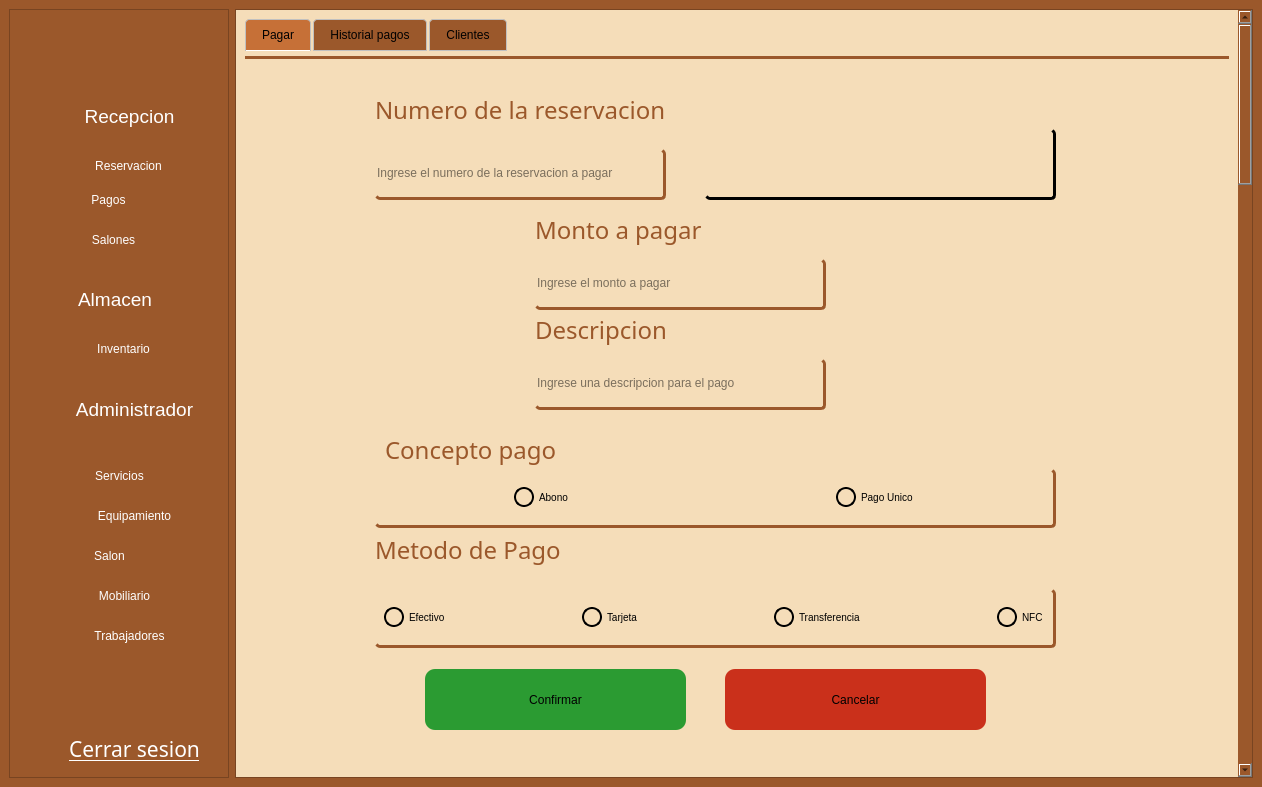
This is gui/admin_screen.ui in asp-laboratories/BookingRoom_Software as Qt 5 draws it before an edit. The edited form follows.
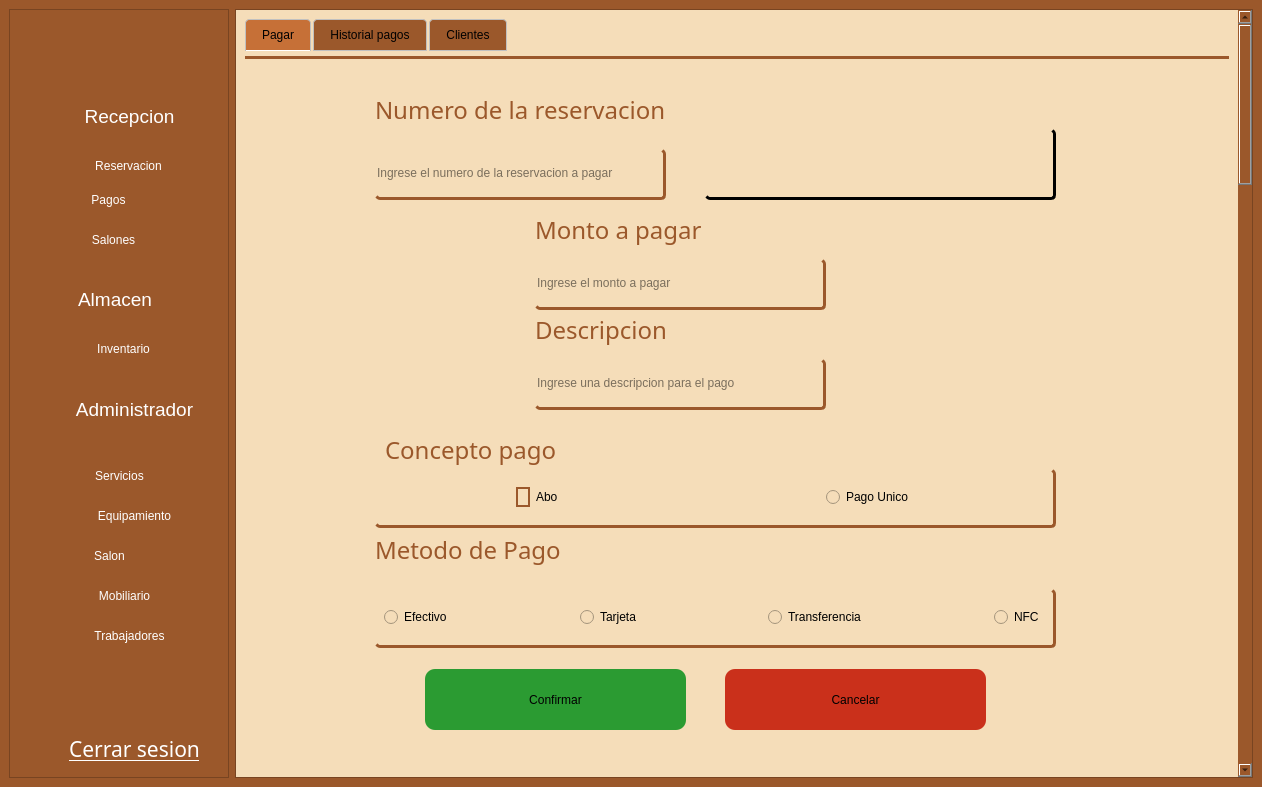
This is the edited form. The open tabs and pages were chosen to show the change. Icons and pictures are not drawn.

Commit message: fix(gui): Arreglo de las funciones pa listar el tipo de equipamiento

```diff
--- a/gui/admin_screen.ui
+++ b/gui/admin_screen.ui
@@ -694,7 +694,7 @@
         <rect>
          <x>0</x>
          <y>0</y>
-         <width>1004</width>
+         <width>1031</width>
          <height>3500</height>
         </rect>
        </property>
@@ -6918,29 +6918,7 @@
                <item row="0" column="4">
                 <widget class="QRadioButton" name="cbUnico">
                  <property name="styleSheet">
-                  <string notr="true">QRadioButton {
-    color: Black;          
-    font-size: 10px;
-    spacing: 5px; 
-}
-
-QRadioButton::indicator {
-    width: 16px;     
-    height: 16px;       
-    border-radius: 10px;    
-    border: 2px solid Black; 
-    background-color: transparent; 
-}
-
-QRadioButton::indicator:hover {
-    background-color: Grey; 
-    border: 2px solid Gray; 
-}
-
-QRadioButton::indicator:checked {
-	background-color: Gray; 
-    outline: 1px solid #9b582b;
-}</string>
+                  <string notr="true">color: Black</string>
                  </property>
                  <property name="text">
                   <string>Pago Unico</string>
@@ -6950,28 +6928,21 @@
                <item row="0" column="1">
                 <widget class="QRadioButton" name="cbAbono">
                  <property name="styleSheet">
-                  <string notr="true">QRadioButton {
-    color: Black;          
-    font-size: 10px;
-    spacing: 5px; 
+                  <string notr="true">QRadioButton{
+	color: Black;
 }
 
-QRadioButton::indicator {
-    width: 16px;     
-    height: 16px;       
-    border-radius: 10px;    
-    border: 2px solid Black; 
-    background-color: transparent; 
+QRadioButton::indicator{
+	color:rgba(155, 88, 43, 1.0)
+	width: 16px;            
+    height: 16px;           
+    border-radius: 9px;   
+    border: 2px solid #9b582b;
 }
 
-QRadioButton::indicator:hover {
-    background-color: Grey; 
-    border: 2px solid Gray; 
-}
-
-QRadioButton::indicator:checked {
-	background-color: Gray; 
-    outline: 1px solid #9b582b;
+QRadioButton::indicator:hover{
+	border: 2px solid #c7837c;
+	background-color: rgb(149, 191, 255);
 }</string>
                  </property>
                  <property name="text">
@@ -7044,29 +7015,7 @@
                <item row="1" column="7">
                 <widget class="QRadioButton" name="cbNFC">
                  <property name="styleSheet">
-                  <string notr="true">QRadioButton {
-    color: Black;          
-    font-size: 10px;
-    spacing: 5px; 
-}
-
-QRadioButton::indicator {
-    width: 16px;     
-    height: 16px;       
-    border-radius: 10px;    
-    border: 2px solid Black; 
-    background-color: transparent; 
-}
-
-QRadioButton::indicator:hover {
-    background-color: Grey; 
-    border: 2px solid Gray; 
-}
-
-QRadioButton::indicator:checked {
-	background-color: Gray; 
-    outline: 1px solid #9b582b;
-}</string>
+                  <string notr="true">color: Black</string>
                  </property>
                  <property name="text">
                   <string>NFC</string>
@@ -7076,29 +7025,7 @@
                <item row="1" column="1">
                 <widget class="QRadioButton" name="cbEfectivo">
                  <property name="styleSheet">
-                  <string notr="true">QRadioButton {
-    color: Black;          
-    font-size: 10px;
-    spacing: 5px; 
-}
-
-QRadioButton::indicator {
-    width: 16px;     
-    height: 16px;       
-    border-radius: 10px;    
-    border: 2px solid Black; 
-    background-color: transparent; 
-}
-
-QRadioButton::indicator:hover {
-    background-color: Grey; 
-    border: 2px solid Gray; 
-}
-
-QRadioButton::indicator:checked {
-	background-color: Gray; 
-    outline: 1px solid #9b582b;
-}</string>
+                  <string notr="true">color: Black</string>
                  </property>
                  <property name="text">
                   <string>Efectivo</string>
@@ -7108,29 +7035,7 @@
                <item row="1" column="5">
                 <widget class="QRadioButton" name="cbTransferencia">
                  <property name="styleSheet">
-                  <string notr="true">QRadioButton {
-    color: Black;          
-    font-size: 10px;
-    spacing: 5px; 
-}
-
-QRadioButton::indicator {
-    width: 16px;     
-    height: 16px;       
-    border-radius: 10px;    
-    border: 2px solid Black; 
-    background-color: transparent; 
-}
-
-QRadioButton::indicator:hover {
-    background-color: Grey; 
-    border: 2px solid Gray; 
-}
-
-QRadioButton::indicator:checked {
-	background-color: Gray; 
-    outline: 1px solid #9b582b;
-}</string>
+                  <string notr="true">color: Black</string>
                  </property>
                  <property name="text">
                   <string>Transferencia</string>
@@ -7140,29 +7045,7 @@
                <item row="1" column="3">
                 <widget class="QRadioButton" name="cbTarjeta">
                  <property name="styleSheet">
-                  <string notr="true">QRadioButton {
-    color: Black;          
-    font-size: 10px;
-    spacing: 5px; 
-}
-
-QRadioButton::indicator {
-    width: 16px;     
-    height: 16px;       
-    border-radius: 10px;    
-    border: 2px solid Black; 
-    background-color: transparent; 
-}
-
-QRadioButton::indicator:hover {
-    background-color: Grey; 
-    border: 2px solid Gray; 
-}
-
-QRadioButton::indicator:checked {
-	background-color: Gray; 
-    outline: 1px solid #9b582b;
-}</string>
+                  <string notr="true">color: Black</string>
                  </property>
                  <property name="text">
                   <string>Tarjeta</string>
```
Left out of the diff: 146 changed lines with no effect on the pictures. The commit also changes 1 other file.
